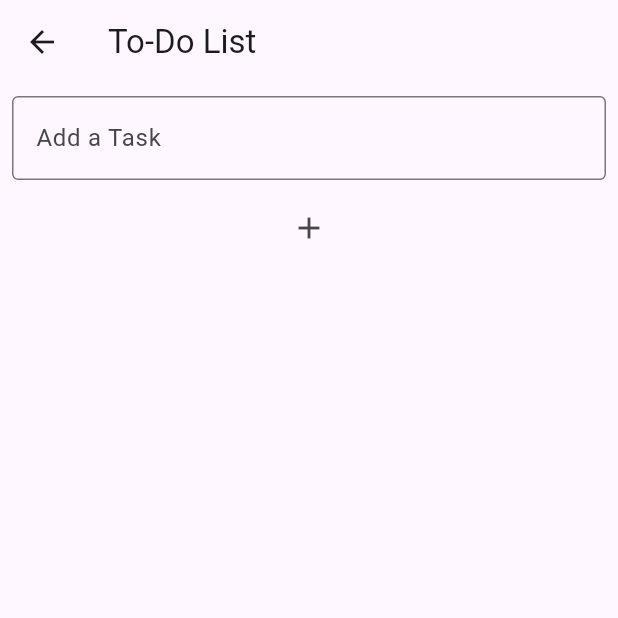
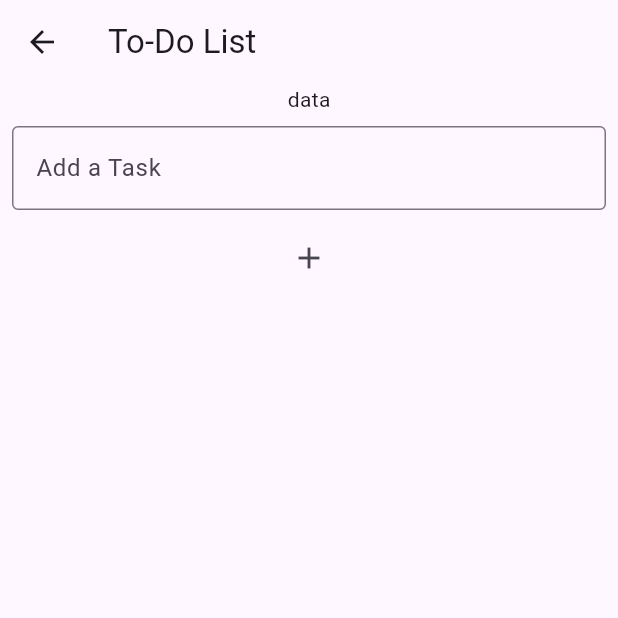
Before and after one commit to Vignesh241998/Sample_Project, a Flutter app: the TaskScreen screen opened directly, on a phone screen of 412 x 824 dp, the top half of it. Run offline on Flutter 3.47's test engine with Material 3 defaults, Android fonts, the phone set to English and light mode, and no system bars.

Commit message:
Initial Commit
text add

```diff
--- a/lib/Provider Example/TaskScreen.dart
+++ b/lib/Provider Example/TaskScreen.dart
@@ -30,6 +30,7 @@ class _TaskScreenState extends State<TaskScreen> {
       ),
       body: Column(
         children: [
+          Text("data"),
           ListView.builder(
             shrinkWrap: true,
             itemCount: taskList.tasks.length,
```
